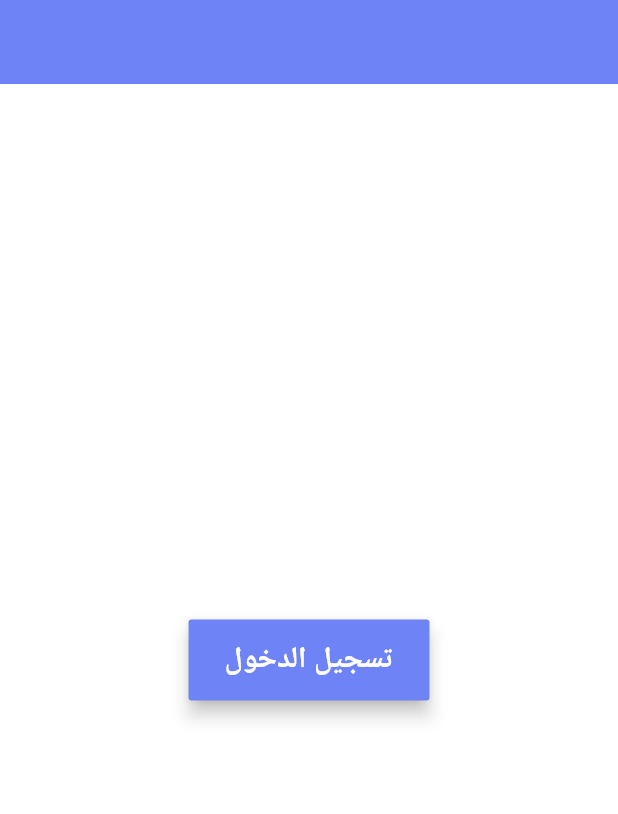
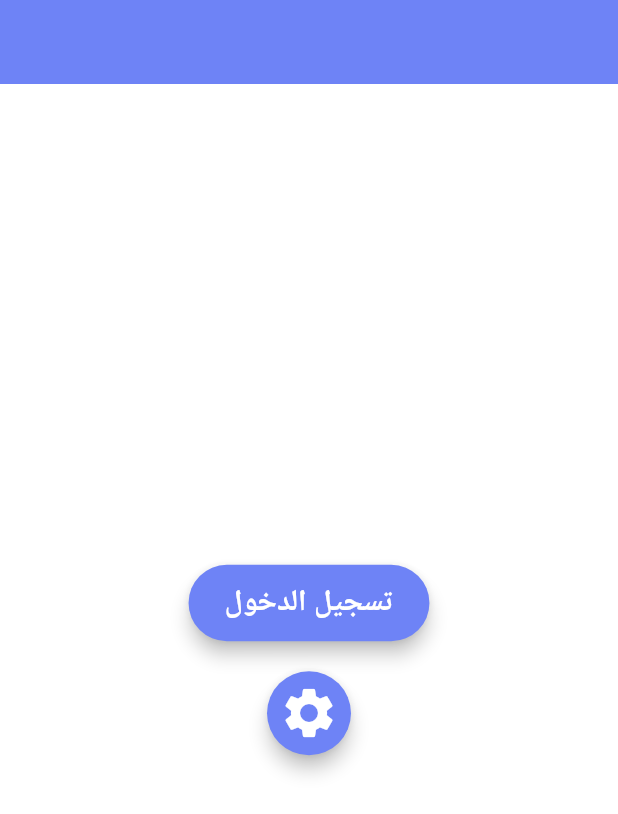
Before and after one commit to aboalhasan-albedairy/Hash-Plus-Course---Flutter-Basics, a Flutter app: the screen it shows after launch, on a phone screen of 412 x 824 dp. Shown: the top 814 px of the screen. Run offline on Flutter 3.47's test engine with Material 3 defaults, Android fonts, the phone set to English and light mode, and no system bars.

Commit message:
Lesson 18: TextButton() & IconButton()  Widgets

```diff
--- a/lib/main.dart
+++ b/lib/main.dart
@@ -24,24 +24,35 @@ class HomePage extends StatelessWidget {
       appBar: AppBar(backgroundColor: Color(0xff6e83f6)),
       backgroundColor: Colors.white,
       body: Center(
-        child: MaterialButton(
-          color: Color(0xff6e83f6),
-          padding: EdgeInsets.symmetric(vertical: 12, horizontal: 24),
-          splashColor: Color(0xff3caf82),
-          elevation: 5,
+        child: Column(
+          spacing: 20,
+          mainAxisAlignment: MainAxisAlignment.center,
+          children: [
+            TextButton(
 
-          onPressed: () {
-            log("تسجيل الدخول");
-          },
-
-          child: Text(
-            "تسجيل الدخول",
-            style: TextStyle(
-              color: Colors.white,
-              fontSize: 20,
-              fontWeight: FontWeight.bold,
+              style: TextButton.styleFrom(
+                backgroundColor: Color(0xff6e83f6),
+                padding: EdgeInsets.symmetric(vertical: 12, horizontal: 24),
+                elevation: 5,
+                shadowColor: Colors.black,
+                foregroundColor: Colors.white,
+                textStyle: TextStyle(fontSize: 20, fontWeight: FontWeight.bold),
+              ),
+              onPressed: () {},
+              child: Text("تسجيل الدخول"),
             ),
-          ),
+            IconButton(
+              style: IconButton.styleFrom(
+                backgroundColor: Color(0xff6e83f6),
+                foregroundColor: Colors.white,
+                iconSize: 40,
+                elevation: 5,
+                shadowColor: Colors.black,
+              ),
+              onPressed: () {},
+              icon: Icon(Icons.settings),
+            ),
+          ],
         ),
       ),
     );
```
